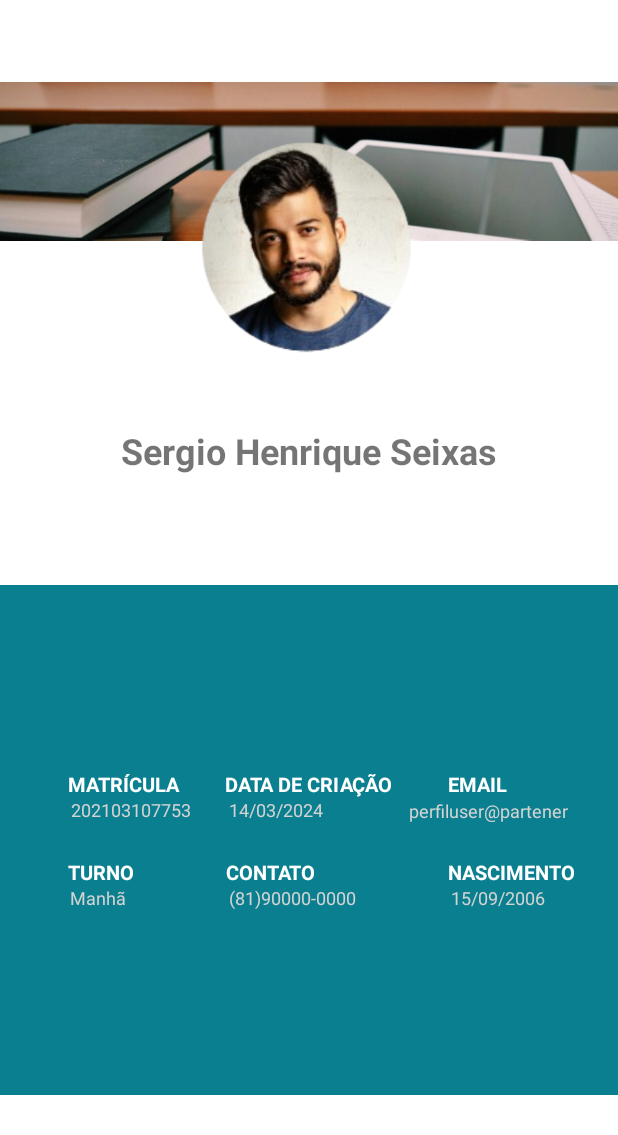
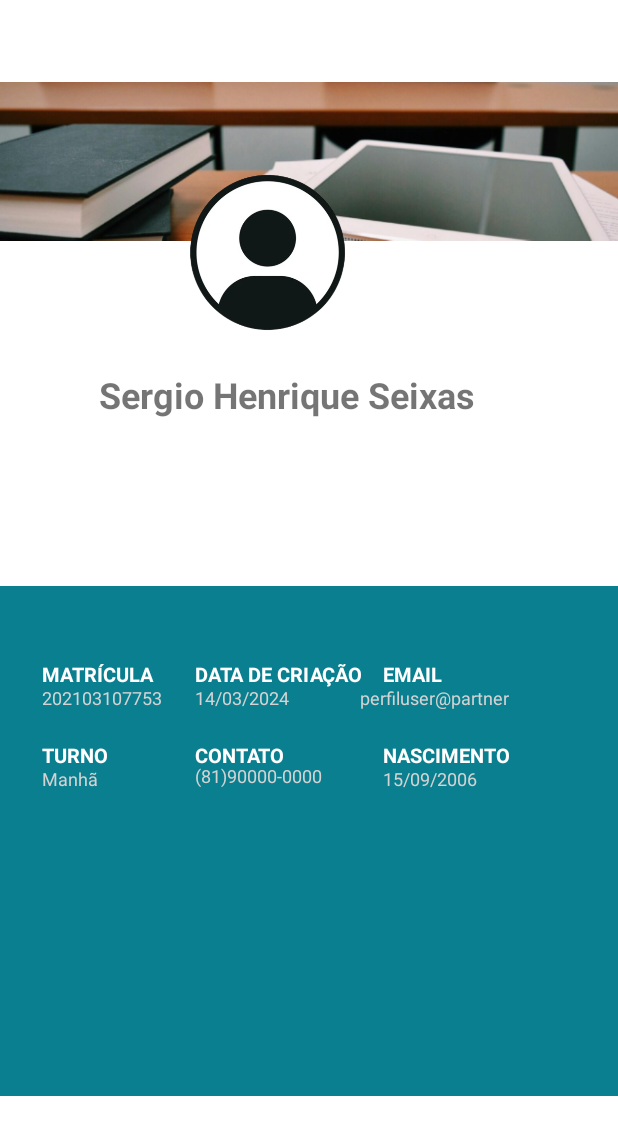
Before and after one commit to MMoreira1305/AndroidProject, an Android app: the layout fragment_perfil.xml on its own in the app's theme, with its tools: preview values and no code run, on a phone screen of 412 x 824 dp. Shown: the top 1135 px of the screen. Run offline under Robolectric (Android 15) with nearby library versions, the phone set to English and light mode, and no system bars.

Commit message:
FEATURE - Tela de perfil com os dados coletados do firebase

```diff
--- a/app/src/main/java/com/example/partner/model/User.kt
+++ b/app/src/main/java/com/example/partner/model/User.kt
@@ -11,5 +11,8 @@ data class User(
     var name: String? = "",
     var email: String? = "",
     var turma: String? = "",
+    var turno: String? = "",
+    var data_criacao: String? = "",
+    var data_nasc: String? = "",
     var phone: String? = null
 ) : Serializable, Parcelable
--- a/app/src/main/res/layout/fragment_historico.xml
+++ b/app/src/main/res/layout/fragment_historico.xml
@@ -37,13 +37,13 @@
             android:layout_height="469dp"
             android:layout_marginStart="6dp"
             android:layout_marginTop="30dp"
-            android:layout_marginEnd="6dp"
+            android:layout_marginEnd="12dp"
             android:layout_marginBottom="5dp"
             app:layout_constraintBottom_toBottomOf="parent"
             app:layout_constraintEnd_toEndOf="parent"
             app:layout_constraintStart_toStartOf="parent"
             app:layout_constraintTop_toBottomOf="@+id/frameLayout"
-            tools:ignore="MissingConstraints">
+            tools:ignore="MissingConstraints,RtlHardcoded">
 
             <TableLayout
                 android:id="@+id/table_layout"
--- a/app/src/main/res/layout/fragment_perfil.xml
+++ b/app/src/main/res/layout/fragment_perfil.xml
@@ -4,6 +4,7 @@
     android:layout_width="match_parent"
     android:layout_height="match_parent"
     xmlns:android="http://schemas.android.com/apk/res/android">
+
     <androidx.constraintlayout.widget.ConstraintLayout
         android:id="@+id/main"
         android:layout_width="match_parent"
@@ -18,7 +19,7 @@
             android:minHeight="306dp"
             app:layout_constraintBottom_toBottomOf="parent"
             app:layout_constraintEnd_toEndOf="parent"
-            app:layout_constraintHorizontal_bias="0.507"
+            app:layout_constraintHorizontal_bias="0.0"
             app:layout_constraintStart_toStartOf="parent"
             app:layout_constraintTop_toTopOf="parent"
             app:layout_constraintVertical_bias="1.0" />
@@ -27,17 +28,19 @@
             android:id="@+id/textView3"
             android:layout_width="wrap_content"
             android:layout_height="wrap_content"
-            android:layout_marginStart="98dp"
+            android:layout_marginStart="135dp"
             android:layout_marginTop="60dp"
-            android:layout_marginEnd="98dp"
+            android:layout_marginEnd="140dp"
             android:layout_marginBottom="189dp"
             android:text="@string/aluno"
             android:textSize="24sp"
             android:textStyle="bold"
             app:layout_constraintBottom_toBottomOf="parent"
             app:layout_constraintEnd_toEndOf="parent"
+            app:layout_constraintHorizontal_bias="0.614"
             app:layout_constraintStart_toStartOf="parent"
-            app:layout_constraintTop_toTopOf="parent" />
+            app:layout_constraintTop_toTopOf="parent"
+            app:layout_constraintVertical_bias="0.416" />
 
         <ImageView
             android:id="@+id/imageView"
@@ -52,25 +55,12 @@
             app:layout_constraintVertical_bias="0.0"
             app:srcCompat="@drawable/fundolivros" />
 
-        <ImageView
-            android:id="@+id/imageView5"
-            android:layout_width="144dp"
-            android:layout_height="149dp"
-            android:layout_marginStart="119dp"
-            android:layout_marginEnd="120dp"
-            android:layout_marginBottom="400dp"
-            app:layout_constraintBottom_toBottomOf="parent"
-            app:layout_constraintEnd_toEndOf="parent"
-            app:layout_constraintStart_toStartOf="parent"
-            app:layout_constraintTop_toTopOf="parent"
-            app:srcCompat="@drawable/foto" />
-
         <TextView
             android:id="@+id/textView4"
             android:layout_width="wrap_content"
             android:layout_height="wrap_content"
-            android:layout_marginStart="32dp"
-            android:layout_marginTop="419dp"
+            android:layout_marginStart="28dp"
+            android:layout_marginTop="270dp"
             android:layout_marginEnd="279dp"
             android:layout_marginBottom="104dp"
             android:text="@string/matriculaperfil"
@@ -79,15 +69,17 @@
             android:textStyle="bold"
             app:layout_constraintBottom_toBottomOf="parent"
             app:layout_constraintEnd_toEndOf="parent"
+            app:layout_constraintHorizontal_bias="0.0"
             app:layout_constraintStart_toStartOf="parent"
-            app:layout_constraintTop_toTopOf="parent" />
+            app:layout_constraintTop_toTopOf="parent"
+            app:layout_constraintVertical_bias="0.502" />
 
         <TextView
             android:id="@+id/textView5"
             android:layout_width="wrap_content"
             android:layout_height="wrap_content"
-            android:layout_marginStart="31dp"
-            android:layout_marginTop="478dp"
+            android:layout_marginStart="28dp"
+            android:layout_marginTop="320dp"
             android:layout_marginEnd="309dp"
             android:layout_marginBottom="45dp"
             android:text="@string/turnoperfil"
@@ -96,15 +88,17 @@
             android:textStyle="bold"
             app:layout_constraintBottom_toBottomOf="parent"
             app:layout_constraintEnd_toEndOf="parent"
+            app:layout_constraintHorizontal_bias="0.0"
             app:layout_constraintStart_toStartOf="parent"
-            app:layout_constraintTop_toTopOf="parent" />
+            app:layout_constraintTop_toTopOf="parent"
+            app:layout_constraintVertical_bias="0.502" />
 
         <TextView
             android:id="@+id/textView7"
             android:layout_width="wrap_content"
             android:layout_height="wrap_content"
-            android:layout_marginStart="137dp"
-            android:layout_marginTop="419dp"
+            android:layout_marginStart="130dp"
+            android:layout_marginTop="270dp"
             android:layout_marginEnd="137dp"
             android:layout_marginBottom="104dp"
             android:text="@string/dataperfil"
@@ -113,15 +107,17 @@
             android:textStyle="bold"
             app:layout_constraintBottom_toBottomOf="parent"
             app:layout_constraintEnd_toEndOf="parent"
+            app:layout_constraintHorizontal_bias="0.0"
             app:layout_constraintStart_toStartOf="parent"
-            app:layout_constraintTop_toTopOf="parent" />
+            app:layout_constraintTop_toTopOf="parent"
+            app:layout_constraintVertical_bias="0.502" />
 
         <TextView
             android:id="@+id/textView8"
             android:layout_width="wrap_content"
             android:layout_height="wrap_content"
-            android:layout_marginStart="137dp"
-            android:layout_marginTop="478dp"
+            android:layout_marginStart="130dp"
+            android:layout_marginTop="320dp"
             android:layout_marginEnd="188dp"
             android:layout_marginBottom="45dp"
             android:text="@string/contatoperfil"
@@ -130,15 +126,17 @@
             android:textStyle="bold"
             app:layout_constraintBottom_toBottomOf="parent"
             app:layout_constraintEnd_toEndOf="parent"
+            app:layout_constraintHorizontal_bias="0.0"
             app:layout_constraintStart_toStartOf="parent"
-            app:layout_constraintTop_toTopOf="parent" />
+            app:layout_constraintTop_toTopOf="parent"
+            app:layout_constraintVertical_bias="0.502" />
 
         <TextView
             android:id="@+id/textView9"
             android:layout_width="wrap_content"
             android:layout_height="wrap_content"
-            android:layout_marginStart="285dp"
-            android:layout_marginTop="419dp"
+            android:layout_marginStart="255dp"
+            android:layout_marginTop="270dp"
             android:layout_marginEnd="60dp"
             android:layout_marginBottom="104dp"
             android:text="@string/emailperfil"
@@ -147,15 +145,17 @@
             android:textStyle="bold"
             app:layout_constraintBottom_toBottomOf="parent"
             app:layout_constraintEnd_toEndOf="parent"
+            app:layout_constraintHorizontal_bias="0.0"
             app:layout_constraintStart_toStartOf="parent"
-            app:layout_constraintTop_toTopOf="parent" />
+            app:layout_constraintTop_toTopOf="parent"
+            app:layout_constraintVertical_bias="0.502" />
 
         <TextView
             android:id="@+id/textView10"
             android:layout_width="wrap_content"
             android:layout_height="wrap_content"
-            android:layout_marginStart="285dp"
-            android:layout_marginTop="478dp"
+            android:layout_marginStart="255dp"
+            android:layout_marginTop="320dp"
             android:layout_marginEnd="15dp"
             android:layout_marginBottom="45dp"
             android:text="@string/nascimentoperfil"
@@ -164,15 +164,17 @@
             android:textStyle="bold"
             app:layout_constraintBottom_toBottomOf="parent"
             app:layout_constraintEnd_toEndOf="parent"
+            app:layout_constraintHorizontal_bias="0.0"
             app:layout_constraintStart_toStartOf="parent"
-            app:layout_constraintTop_toTopOf="parent" />
+            app:layout_constraintTop_toTopOf="parent"
+            app:layout_constraintVertical_bias="0.502" />
 
         <TextView
             android:id="@+id/textView11"
             android:layout_width="wrap_content"
             android:layout_height="wrap_content"
-            android:layout_marginStart="32dp"
-            android:layout_marginTop="437dp"
+            android:layout_marginStart="28dp"
+            android:layout_marginTop="285dp"
             android:layout_marginEnd="269dp"
             android:layout_marginBottom="88dp"
             android:text="202103107753"
@@ -180,15 +182,17 @@
             android:textSize="12sp"
             app:layout_constraintBottom_toBottomOf="parent"
             app:layout_constraintEnd_toEndOf="parent"
+            app:layout_constraintHorizontal_bias="0.0"
             app:layout_constraintStart_toStartOf="parent"
-            app:layout_constraintTop_toTopOf="parent" />
+            app:layout_constraintTop_toTopOf="parent"
+            app:layout_constraintVertical_bias="0.502" />
 
         <TextView
             android:id="@+id/textView12"
             android:layout_width="wrap_content"
             android:layout_height="wrap_content"
-            android:layout_marginStart="32dp"
-            android:layout_marginTop="496dp"
+            android:layout_marginStart="28dp"
+            android:layout_marginTop="335dp"
             android:layout_marginEnd="314dp"
             android:layout_marginBottom="29dp"
             android:text="Manhã"
@@ -196,15 +200,17 @@
             android:textSize="12sp"
             app:layout_constraintBottom_toBottomOf="parent"
             app:layout_constraintEnd_toEndOf="parent"
+            app:layout_constraintHorizontal_bias="0.0"
             app:layout_constraintStart_toStartOf="parent"
-            app:layout_constraintTop_toTopOf="parent" />
+            app:layout_constraintTop_toTopOf="parent"
+            app:layout_constraintVertical_bias="0.502" />
 
         <TextView
             android:id="@+id/textView13"
             android:layout_width="wrap_content"
             android:layout_height="wrap_content"
-            android:layout_marginStart="137dp"
-            android:layout_marginTop="437dp"
+            android:layout_marginStart="130dp"
+            android:layout_marginTop="285dp"
             android:layout_marginEnd="181dp"
             android:layout_marginBottom="88dp"
             android:text="14/03/2024"
@@ -212,15 +218,17 @@
             android:textSize="12sp"
             app:layout_constraintBottom_toBottomOf="parent"
             app:layout_constraintEnd_toEndOf="parent"
+            app:layout_constraintHorizontal_bias="0.0"
             app:layout_constraintStart_toStartOf="parent"
-            app:layout_constraintTop_toTopOf="parent" />
+            app:layout_constraintTop_toTopOf="parent"
+            app:layout_constraintVertical_bias="0.502" />
 
         <TextView
             android:id="@+id/textView14"
             android:layout_width="wrap_content"
             android:layout_height="wrap_content"
-            android:layout_marginStart="137dp"
-            android:layout_marginTop="496dp"
+            android:layout_marginStart="130dp"
+            android:layout_marginTop="335dp"
             android:layout_marginEnd="159dp"
             android:layout_marginBottom="29dp"
             android:text="(81)90000-0000"
@@ -228,31 +236,35 @@
             android:textSize="12sp"
             app:layout_constraintBottom_toBottomOf="parent"
             app:layout_constraintEnd_toEndOf="parent"
+            app:layout_constraintHorizontal_bias="0.0"
             app:layout_constraintStart_toStartOf="parent"
-            app:layout_constraintTop_toTopOf="parent" />
+            app:layout_constraintTop_toTopOf="parent"
+            app:layout_constraintVertical_bias="0.497" />
 
         <TextView
             android:id="@+id/textView15"
             android:layout_width="109dp"
             android:layout_height="16dp"
-            android:layout_marginStart="258dp"
-            android:layout_marginTop="437dp"
+            android:layout_marginStart="240dp"
+            android:layout_marginTop="285dp"
             android:layout_marginEnd="16dp"
             android:layout_marginBottom="88dp"
-            android:text="perfiluser@partener.com"
+            android:text="perfiluser@partner.com"
             android:textColor="#D3D3D3"
             android:textSize="12sp"
             app:layout_constraintBottom_toBottomOf="parent"
             app:layout_constraintEnd_toEndOf="parent"
+            app:layout_constraintHorizontal_bias="0.0"
             app:layout_constraintStart_toStartOf="parent"
-            app:layout_constraintTop_toTopOf="parent" />
+            app:layout_constraintTop_toTopOf="parent"
+            app:layout_constraintVertical_bias="0.502" />
 
         <TextView
             android:id="@+id/textView16"
             android:layout_width="wrap_content"
             android:layout_height="wrap_content"
-            android:layout_marginStart="285dp"
-            android:layout_marginTop="496dp"
+            android:layout_marginStart="255dp"
+            android:layout_marginTop="335dp"
             android:layout_marginEnd="33dp"
             android:layout_marginBottom="29dp"
             android:text="15/09/2006"
@@ -260,8 +272,26 @@
             android:textSize="12sp"
             app:layout_constraintBottom_toBottomOf="parent"
             app:layout_constraintEnd_toEndOf="parent"
+            app:layout_constraintHorizontal_bias="0.0"
             app:layout_constraintStart_toStartOf="parent"
-            app:layout_constraintTop_toTopOf="parent" />
+            app:layout_constraintTop_toTopOf="parent"
+            app:layout_constraintVertical_bias="0.502" />
+
+        <ImageView
+            android:id="@+id/imageView3"
+            android:layout_width="193dp"
+            android:layout_height="160dp"
+            android:layout_marginStart="140dp"
+            android:layout_marginTop="87dp"
+            android:layout_marginEnd="140dp"
+            android:layout_marginBottom="483dp"
+            app:layout_constraintBottom_toBottomOf="parent"
+            app:layout_constraintEnd_toEndOf="parent"
+            app:layout_constraintHorizontal_bias="0.967"
+            app:layout_constraintStart_toStartOf="parent"
+            app:layout_constraintTop_toTopOf="parent"
+            app:layout_constraintVertical_bias="0.0"
+            app:srcCompat="@drawable/avatar" />
 
 
     </androidx.constraintlayout.widget.ConstraintLayout>
```
Also changed, not shown: app/src/main/java/com/example/partner/view/HistoryFragment.kt (+1 -13 lines), app/src/main/java/com/example/partner/view/PerfilFragment.kt (+24 -0 lines), app/src/main/res/layout/activity_homepage.xml (+21 -27 lines), app/src/main/res/drawable/avatar.png (added), 1 other file.
